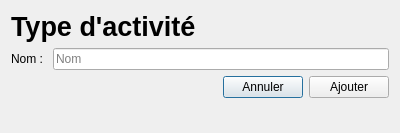
samueldrouin/PyGuide, file GUI/type_activite.ui: the form before one commit.
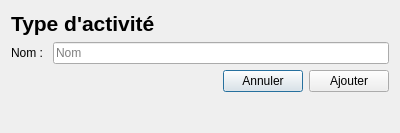
The form after the commit.

The edit to the form file:
```diff
--- a/GUI/type_activite.ui
+++ b/GUI/type_activite.ui
@@ -24,7 +24,7 @@
      </property>
      <property name="font">
       <font>
-       <pointsize>20</pointsize>
+       <pointsize>16</pointsize>
        <weight>75</weight>
        <bold>true</bold>
       </font>
```
